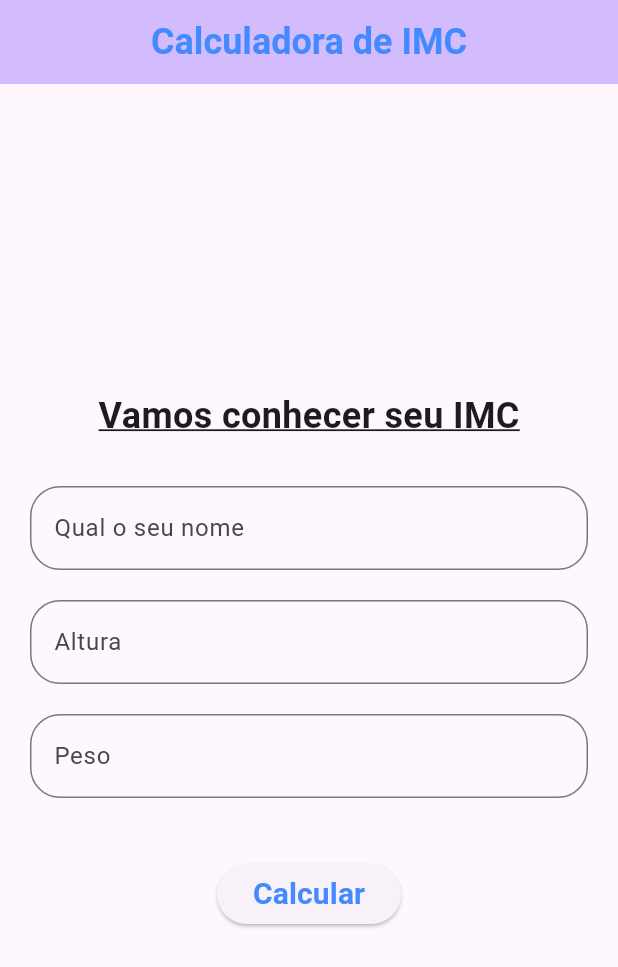
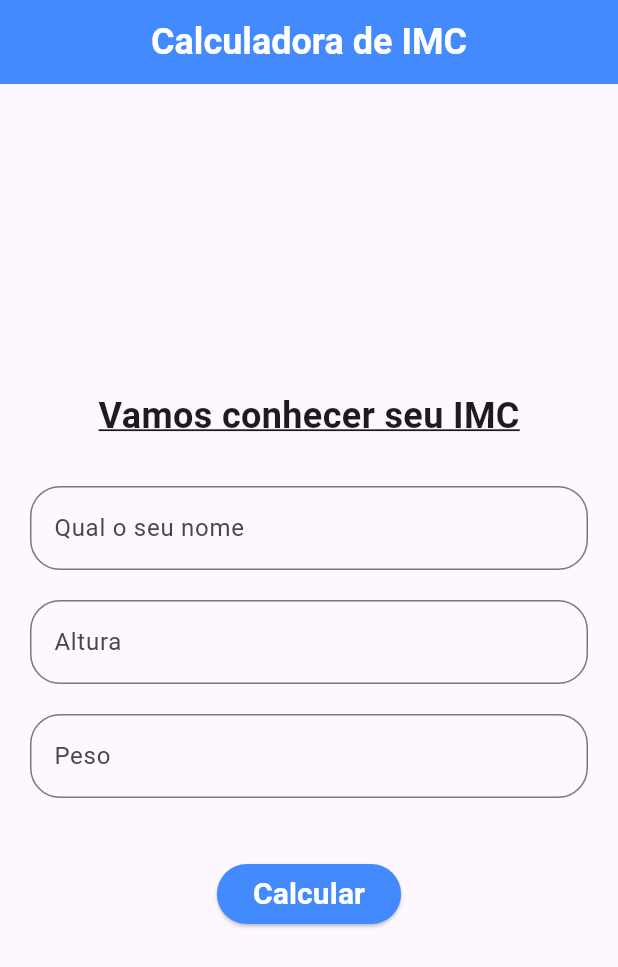
Before and after one commit to Gabicanela/ufba_project, a Flutter app: the screen it shows after launch, on a phone screen of 412 x 824 dp. Shown: the top 967 px of the screen. Run offline on Flutter 3.47's test engine with Material 3 defaults, Android fonts, the light colour scheme and no system bars.

Commit message:
change button and appBar style

```diff
--- a/lib/main.dart
+++ b/lib/main.dart
@@ -45,13 +45,11 @@ class _MyHomePageState extends State<MyHomePage> {
     return Scaffold(
       appBar: AppBar(
         centerTitle: true,
-        backgroundColor: Theme.of(context).colorScheme.inversePrimary,
+        backgroundColor: Colors.blueAccent,
         title: Text(
           widget.title,
           style: const TextStyle(
-              color: Colors.blueAccent,
-              fontSize: 24,
-              fontWeight: FontWeight.bold),
+              color: Colors.white, fontSize: 24, fontWeight: FontWeight.bold),
         ),
       ),
       body: Center(
@@ -95,13 +93,15 @@ class _MyHomePageState extends State<MyHomePage> {
               ),
               const SizedBox(height: 40),
               ElevatedButton(
+                  style: ElevatedButton.styleFrom(
+                      backgroundColor: Colors.blueAccent),
                   onPressed: () {
                     print("Clicado");
                   },
                   child: const Text("Calcular",
                       style: TextStyle(
                           fontSize: 20,
-                          color: Colors.blueAccent,
+                          color: Colors.white,
                           fontWeight: FontWeight.bold)))
             ],
           ),
```
